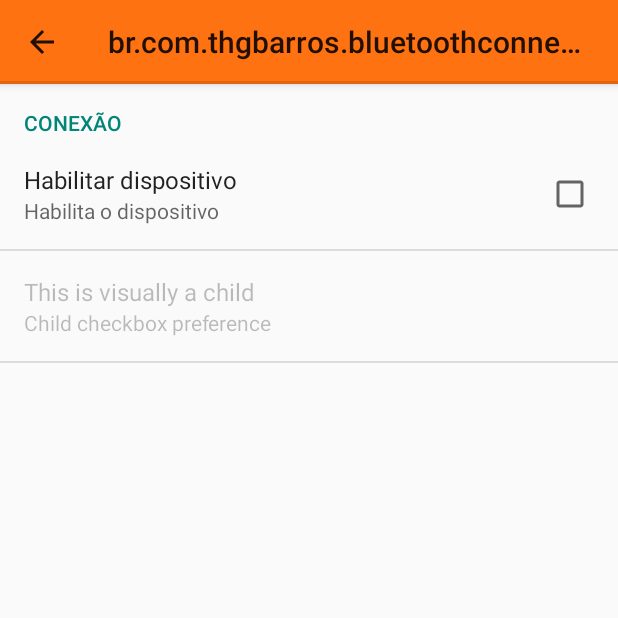
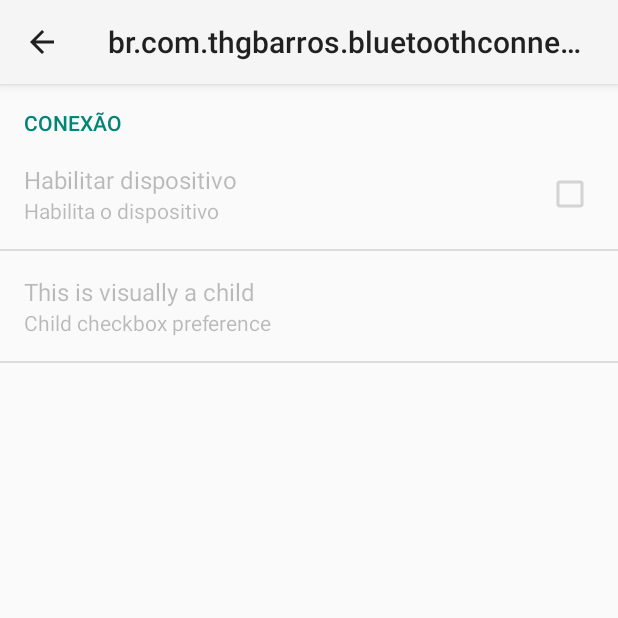
Before and after one commit to thgbarros/BluetoothConnetion, an Android app: the SettingsActivity screen opened directly, with no data from a screen before it, on a phone screen of 412 x 824 dp, the top half of it. Run offline under Robolectric (Android 15) with nearby library versions, the light colour scheme and no system bars.

Commit message:
Modificado tela de preferencias
Tentando criar um design para o app.

```diff
--- a/app/src/main/java/br/com/thgbarros/bluetoothconnetion/view/MainActivity.java
+++ b/app/src/main/java/br/com/thgbarros/bluetoothconnetion/view/MainActivity.java
@@ -12,7 +12,7 @@ import br.com.thgbarros.bluetoothconnetion.R;
  * Created by thiago on 02/05/15.
  */
 public class MainActivity extends ActionBarActivity {
-    public static final String PREFERENCES = "ScanCar Preferences";
+    public static final String PREFERENCES = "MackScan Preferences";
 
     private final String LOG_TAG = MainActivity.class.getSimpleName();
 
@@ -38,8 +38,7 @@ public class MainActivity extends ActionBarActivity {
     @Override
     public boolean onOptionsItemSelected(MenuItem item) {
         switch (item.getItemId()){
-            case R.id.menu_settings:
-//                startActivity(new Intent(this, SettingsFragment.class));
+            case R.id.menu_settings:startActivity(new Intent(this, SettingsActivity.class));
         }
 
         return super.onOptionsItemSelected(item);
--- a/app/src/main/java/br/com/thgbarros/bluetoothconnetion/view/SettingsFragment.java
+++ b/app/src/main/java/br/com/thgbarros/bluetoothconnetion/view/SettingsFragment.java
@@ -29,6 +29,7 @@ public class SettingsFragment extends PreferenceFragment implements SharedPrefer
     private static final int REQUEST_CONNECT_DEVICE = 1;
     private static final int REQUEST_ENABLE_BT = 100;
 
+    private BluetoothManager manager;
     BluetoothAdapter btAdapter;
     Set<BluetoothDevice> pairedDevices;
     Set<BluetoothDevice> discoveredDevices;
@@ -39,29 +40,16 @@ public class SettingsFragment extends PreferenceFragment implements SharedPrefer
     @Override
     public void onCreate(Bundle savedInstanceState) {
         super.onCreate(savedInstanceState);
-
-        // Load the preferences from an XML resource
         addPreferencesFromResource(R.xml.preference);
 
-        btDevicesList = (ListPreference) findPreference("pref_bt_devices");
-
-        BluetoothManager manager = null;
         try {
             manager = BluetoothManager.getInstance(getActivity());
-            if (manager.isEnabledBluetooth())
-                findPreference("pref_bt_enabled").setEnabled(true);
+            findPreference("pref_bt_enabled").
+                    setEnabled(manager.isEnabledBluetooth());
 
         } catch (BluetoothException e) {
             e.printStackTrace();
         }
-
-//        btAdapter = getBtAdapter();
-//        if (btAdapter != null) {
-//            findPreference("pref_bt_enabled").setEnabled(true);
-//        }
-//        IntentFilter filter = new IntentFilter(BluetoothDevice.ACTION_FOUND);
-//        getActivity().registerReceiver(btDiscoveryReceiver, filter);
-
     }
 
     @Override
@@ -81,12 +69,12 @@ public class SettingsFragment extends PreferenceFragment implements SharedPrefer
     @Override
     public void onDestroy() {
         super.onPause();
-        getActivity().unregisterReceiver(btDiscoveryReceiver);
+//        getActivity().unregisterReceiver(btDiscoveryReceiver);
     }
 
     public void onSharedPreferenceChanged(SharedPreferences sharedPreferences, String key) {
         if (key.equals("pref_bt_enabled")) {
-            if (sharedPreferences.getBoolean(key, false) == true) {
+            if (sharedPreferences.getBoolean(key, false)) {
                 Intent intent = new Intent(getActivity(), ListBluetoothDeviceActivity.class);
                 startActivityForResult(intent,  REQUEST_CONNECT_DEVICE);
                 //enableBluetooth();
--- a/app/src/main/res/layout/activity_settings.xml
+++ b/app/src/main/res/layout/activity_settings.xml
@@ -31,7 +31,6 @@
             android:layout_width="wrap_content"
             android:layout_height="wrap_content"
             android:textAppearance="?android:attr/textAppearanceMedium"
-            android:text="@string/label_no_device_select"
             android:id="@+id/textViewDeviceConnected"
             android:padding="@dimen/item_padding_5dp"
             android:layout_centerHorizontal="true"/>
@@ -47,7 +46,6 @@
             <Button
                 android:layout_width="wrap_content"
                 android:layout_height="wrap_content"
-                android:text="@string/label_button_search_device"
                 android:id="@+id/buttonSearchDevice"
                 android:layout_below="@+id/textViewDeviceConnected"
                 android:layout_centerHorizontal="true" />
@@ -55,7 +53,6 @@
             <Button
                 android:layout_width="wrap_content"
                 android:layout_height="wrap_content"
-                android:text="@string/label_button_forget_device"
                 android:id="@+id/buttonForgetDevice"
                 android:layout_below="@+id/textViewDeviceConnected"
                 android:layout_centerHorizontal="true" />
@@ -100,7 +97,6 @@
         <Button
             android:layout_width="wrap_content"
             android:layout_height="wrap_content"
-            android:text="@string/label_button_forget_device"
 
             android:layout_centerHorizontal="true" />
         <!--android:id="@+id/buttonForgetDevice"-->
--- a/app/src/main/res/values/styles.xml
+++ b/app/src/main/res/values/styles.xml
@@ -1,13 +1,13 @@
 <resources>
 
     <!-- Base application theme. -->
-    <style name="AppTheme" parent="Theme.Example">
+    <style name="AppTheme" parent="@style/Theme.AppCompat.Light">
         <!-- Customize your theme here. -->
-        <item name="actionBarStyle">@style/AppTheme.ActionBarTitle</item>
     </style>
 
-    <style name="AppTheme.ActionBarTitle" parent="ActionBar.Solid.Example">
-        <item name="android:textColor">@android:color/white</item>
+    <style name="CustomTheme" parent="android:style/Theme">
+        <item name="android:textColorPrimary">#ffff0000</item>
     </style>
 
+
 </resources>
--- a/app/src/main/res/xml/configuracoes.xml
+++ b/app/src/main/res/xml/configuracoes.xml
@@ -1,7 +1,7 @@
 <?xml version="1.0" encoding="utf-8"?>
 <PreferenceScreen xmlns:android="http://schemas.android.com/apk/res/android">
-    <PreferenceCategory android:key="@string/key_setting_connection"
-        android:title="@string/label_settings_category_connection">
+    <!--<PreferenceCategory android:key="@string/key_setting_connection"-->
+        <!--android:title="@string/label_settings_category_connection">-->
 
         <!--<ListPreference android:key="@string/pref_lang_key"-->
             <!--android:title="@string/idioma"-->
@@ -24,7 +24,7 @@
             <!--android:title="@string/noads_title"-->
             <!--android:defaultValue="false"-->
             <!--android:shouldDisableView="true" />-->
-    </PreferenceCategory>
+    <!--</PreferenceCategory>-->
 
     <!--<PreferenceCategory android:key="@string/notification_category"-->
         <!--android:title="@string/notificacoes">-->
```
Also changed, not shown: app/src/main/java/br/com/thgbarros/bluetoothconnetion/view/SettingsActivity.java (+2 -12 lines), app/src/main/res/drawable-mdpi/ab_solid_example.9.png.
